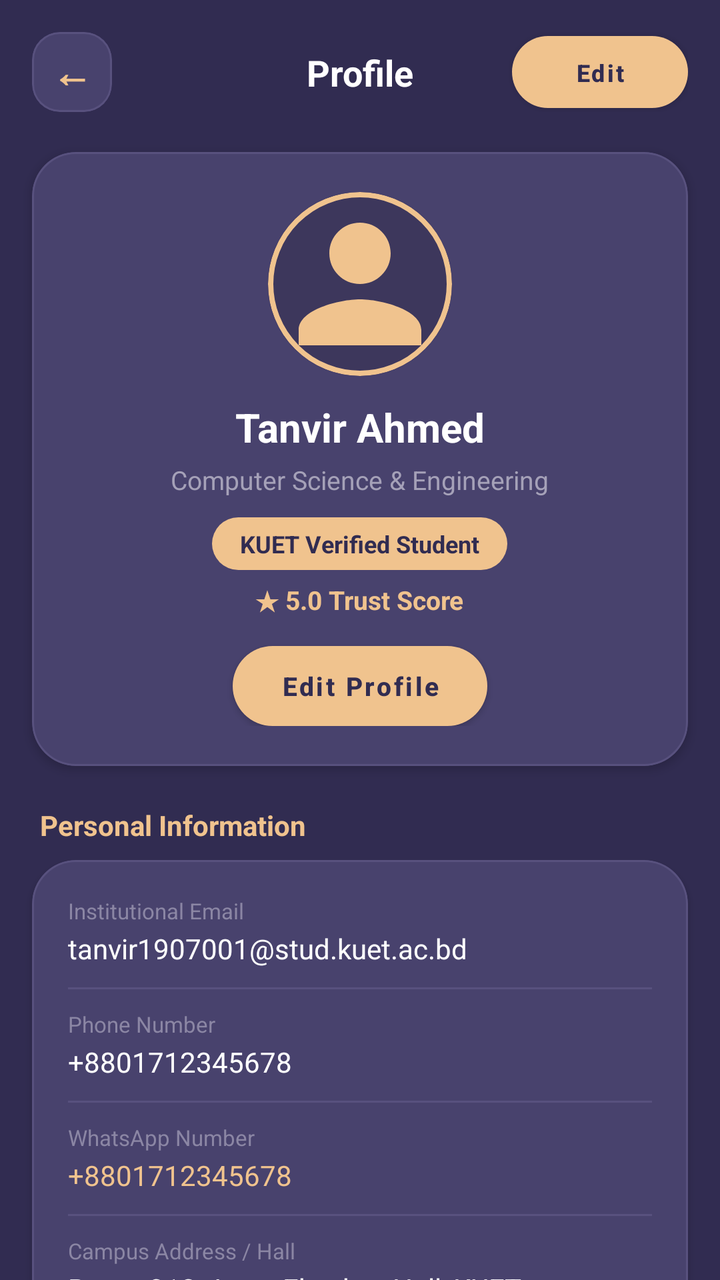
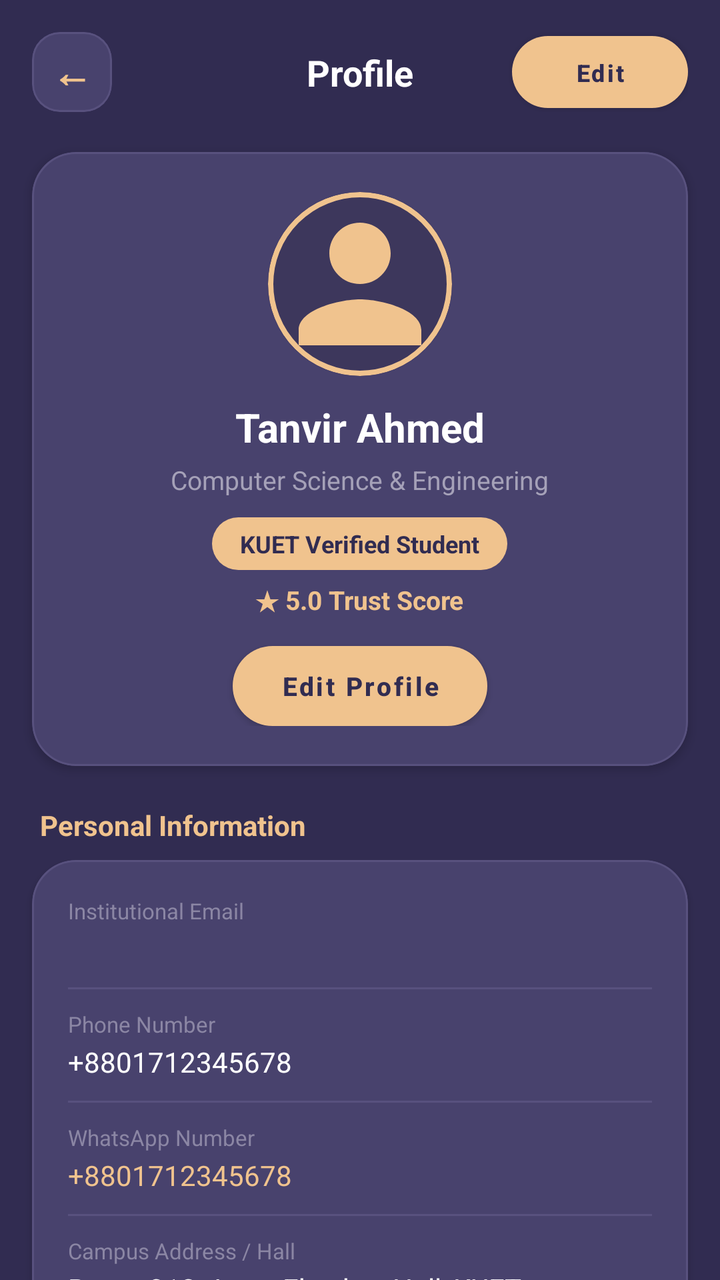

Two renders of the same Android screen: before a commit and after it. Below are the layout's source before the change and the commit's diff.
<!-- AndroidManifest.xml: application theme Theme.BorrowBox -->
<!-- res/layout/activity_profile.xml -->
<?xml version="1.0" encoding="utf-8"?>
<androidx.coordinatorlayout.widget.CoordinatorLayout
    xmlns:android="http://schemas.android.com/apk/res/android"
    xmlns:app="http://schemas.android.com/apk/res-auto"
    android:layout_width="match_parent"
    android:layout_height="match_parent"
    android:background="@color/screen_bg">

    <androidx.core.widget.NestedScrollView
        android:layout_width="match_parent"
        android:layout_height="match_parent"
        android:fillViewport="true">

        <LinearLayout
            android:layout_width="match_parent"
            android:layout_height="wrap_content"
            android:orientation="vertical"
            android:paddingBottom="40dp">

            
            <androidx.constraintlayout.widget.ConstraintLayout
                android:layout_width="match_parent"
                android:layout_height="wrap_content"
                android:paddingHorizontal="16dp"
                android:paddingTop="16dp"
                android:paddingBottom="12dp">

                
                <com.google.android.material.card.MaterialCardView
                    android:id="@+id/btnBack"
                    android:layout_width="40dp"
                    android:layout_height="40dp"
                    app:cardCornerRadius="14dp"
                    app:cardElevation="0dp"
                    app:strokeWidth="1dp"
                    app:strokeColor="@color/card_border"
                    app:cardBackgroundColor="@color/card_bg"
                    app:layout_constraintStart_toStartOf="parent"
                    app:layout_constraintTop_toTopOf="parent"
                    app:layout_constraintBottom_toBottomOf="parent">

                    <TextView
                        android:layout_width="wrap_content"
                        android:layout_height="wrap_content"
                        android:layout_gravity="center"
                        android:text="←"
                        android:textColor="@color/peach_accent"
                        android:textSize="20sp"
                        android:textStyle="bold" />
                </com.google.android.material.card.MaterialCardView>

                <TextView
                    android:layout_width="wrap_content"
                    android:layout_height="wrap_content"
                    android:text="Profile"
                    android:textColor="@color/light_text_primary"
                    android:textSize="18sp"
                    android:textStyle="bold"
                    app:layout_constraintStart_toStartOf="parent"
                    app:layout_constraintEnd_toEndOf="parent"
                    app:layout_constraintTop_toTopOf="parent"
                    app:layout_constraintBottom_toBottomOf="parent" />

                
                <com.google.android.material.button.MaterialButton
                    android:id="@+id/btnEditToolbar"
                    style="@style/Widget.BorrowBox.Button.Peach"
                    android:layout_width="wrap_content"
                    android:layout_height="36dp"
                    android:text="Edit"
                    android:textSize="12sp"
                    android:textStyle="bold"
                    android:textColor="@color/dark_text"
                    app:backgroundTint="@color/peach_accent"
                    app:cornerRadius="18dp"
                    android:paddingHorizontal="16dp"
                    android:insetTop="0dp"
                    android:insetBottom="0dp"
                    app:layout_constraintEnd_toEndOf="parent"
                    app:layout_constraintTop_toTopOf="parent"
                    app:layout_constraintBottom_toBottomOf="parent" />

            </androidx.constraintlayout.widget.ConstraintLayout>

            
            <ProgressBar
                android:id="@+id/progressBar"
                android:layout_width="wrap_content"
                android:layout_height="wrap_content"
                android:layout_gravity="center_horizontal"
                android:visibility="gone"
                android:indeterminateTint="@color/peach_accent" />

            
            <com.google.android.material.card.MaterialCardView
                android:id="@+id/cardProfileHeader"
                android:layout_width="match_parent"
                android:layout_height="wrap_content"
                android:layout_marginHorizontal="16dp"
                android:layout_marginTop="8dp"
                app:cardCornerRadius="22dp"
                app:cardElevation="3dp"
                app:strokeWidth="1dp"
                app:strokeColor="@color/card_border"
                app:cardBackgroundColor="@color/card_bg">

                <LinearLayout
                    android:layout_width="match_parent"
                    android:layout_height="wrap_content"
                    android:orientation="vertical"
                    android:gravity="center_horizontal"
                    android:padding="20dp">

                    
                    <com.google.android.material.card.MaterialCardView
                        android:id="@+id/avatarContainer"
                        android:layout_width="92dp"
                        android:layout_height="92dp"
                        app:cardCornerRadius="46dp"
                        app:cardElevation="2dp"
                        app:strokeWidth="2.5dp"
                        app:strokeColor="@color/peach_ring"
                        app:cardBackgroundColor="@color/input_bg_dark">

                        <ImageView
                            android:id="@+id/ivProfilePicture"
                            android:layout_width="match_parent"
                            android:layout_height="match_parent"
                            android:scaleType="centerCrop"
                            android:src="@drawable/ic_profile"
                            app:tint="@color/peach_accent" />
                    </com.google.android.material.card.MaterialCardView>

                    
                    <TextView
                        android:id="@+id/tvProfileName"
                        android:layout_width="wrap_content"
                        android:layout_height="wrap_content"
                        android:layout_marginTop="12dp"
                        android:text="Tanvir Ahmed"
                        android:textColor="@color/light_text_primary"
                        android:textSize="20sp"
                        android:textStyle="bold" />

                    
                    <TextView
                        android:id="@+id/tvProfileDept"
                        android:layout_width="wrap_content"
                        android:layout_height="wrap_content"
                        android:layout_marginTop="4dp"
                        android:text="Computer Science &amp; Engineering"
                        android:textColor="@color/light_text_secondary"
                        android:textSize="13sp" />

                    
                    <TextView
                        android:id="@+id/tvVerificationBadge"
                        android:layout_width="wrap_content"
                        android:layout_height="wrap_content"
                        android:layout_marginTop="10dp"
                        android:background="@drawable/bg_status_available"
                        android:text="KUET Verified Student"
                        android:textColor="@color/dark_text"
                        android:textSize="12sp"
                        android:textStyle="bold"
                        android:paddingHorizontal="14dp"
                        android:paddingVertical="5dp" />

                    
                    <TextView
                        android:id="@+id/tvTrustScore"
                        android:layout_width="wrap_content"
                        android:layout_height="wrap_content"
                        android:layout_marginTop="6dp"
                        android:text="★ 5.0 Trust Score"
                        android:textColor="@color/peach_accent"
                        android:textSize="13sp"
                        android:textStyle="bold" />

                    
                    <com.google.android.material.button.MaterialButton
                        android:id="@+id/btnEditProfileHeader"
                        style="@style/Widget.BorrowBox.Button.Peach"
                        android:layout_width="wrap_content"
                        android:layout_height="40dp"
                        android:layout_marginTop="14dp"
                        android:text="Edit Profile"
                        android:textSize="13sp"
                        android:textStyle="bold"
                        android:textColor="@color/dark_text"
                        app:backgroundTint="@color/peach_accent"
                        app:cornerRadius="20dp"
                        android:paddingHorizontal="24dp" />

                </LinearLayout>
            </com.google.android.material.card.MaterialCardView>

            
            <TextView
                android:layout_width="wrap_content"
                android:layout_height="wrap_content"
                android:layout_marginStart="20dp"
                android:layout_marginTop="20dp"
                android:layout_marginBottom="8dp"
                android:text="Personal Information"
                android:textColor="@color/peach_accent"
                android:textSize="14sp"
                android:textStyle="bold" />

            <com.google.android.material.card.MaterialCardView
                android:layout_width="match_parent"
                android:layout_height="wrap_content"
                android:layout_marginHorizontal="16dp"
                app:cardCornerRadius="22dp"
                app:cardElevation="2dp"
                app:strokeWidth="1dp"
                app:strokeColor="@color/card_border"
                app:cardBackgroundColor="@color/card_bg">

                <LinearLayout
                    android:layout_width="match_parent"
                    android:layout_height="wrap_content"
                    android:orientation="vertical"
                    android:padding="18dp">

                    
                    <TextView
                        android:layout_width="wrap_content"
                        android:layout_height="wrap_content"
                        android:text="Institutional Email"
                        android:textColor="@color/light_text_muted"
                        android:textSize="11sp" />
                    <TextView
                        android:id="@+id/tvEmail"
                        android:layout_width="wrap_content"
                        android:layout_height="wrap_content"
                        android:layout_marginTop="2dp"
                        android:text="tanvir1907001@stud.kuet.ac.bd"
                        android:textColor="@color/light_text_primary"
                        android:textSize="14sp" />

                    <View
                        android:layout_width="match_parent"
                        android:layout_height="1dp"
                        android:layout_marginVertical="10dp"
                        android:background="@color/divider_color" />

                    
                    <TextView
                        android:layout_width="wrap_content"
                        android:layout_height="wrap_content"
                        android:text="Phone Number"
                        android:textColor="@color/light_text_muted"
                        android:textSize="11sp" />
                    <TextView
                        android:id="@+id/tvPhone"
                        android:layout_width="wrap_content"
                        android:layout_height="wrap_content"
                        android:layout_marginTop="2dp"
                        android:text="+8801712345678"
                        android:textColor="@color/light_text_primary"
                        android:textSize="14sp" />

                    <View
                        android:layout_width="match_parent"
                        android:layout_height="1dp"
                        android:layout_marginVertical="10dp"
                        android:background="@color/divider_color" />

                    
                    <TextView
                        android:layout_width="wrap_content"
                        android:layout_height="wrap_content"
                        android:text="WhatsApp Number"
                        android:textColor="@color/light_text_muted"
                        android:textSize="11sp" />
                    <TextView
                        android:id="@+id/tvWhatsApp"
                        android:layout_width="wrap_content"
                        android:layout_height="wrap_content"
                        android:layout_marginTop="2dp"
                        android:text="+8801712345678"
                        android:textColor="@color/peach_accent"
                        android:textSize="14sp" />

                    <View
                        android:layout_width="match_parent"
                        android:layout_height="1dp"
                        android:layout_marginVertical="10dp"
                        android:background="@color/divider_color" />

                    
                    <TextView
                        android:layout_width="wrap_content"
                        android:layout_height="wrap_content"
                        android:text="Campus Address / Hall"
                        android:textColor="@color/light_text_muted"
                        android:textSize="11sp" />
                    <TextView
                        android:id="@+id/tvAddress"
                        android:layout_width="wrap_content"
                        android:layout_height="wrap_content"
                        android:layout_marginTop="2dp"
                        android:text="Room 312, Amar Ekushey Hall, KUET"
                        android:textColor="@color/light_text_primary"
                        android:textSize="14sp" />

                </LinearLayout>
            </com.google.android.material.card.MaterialCardView>

            
            <TextView
                android:layout_width="wrap_content"
                android:layout_height="wrap_content"
                android:layout_marginStart="20dp"
                android:layout_marginTop="20dp"
                android:layout_marginBottom="8dp"
                android:text="KUET Academic Information"
                android:textColor="@color/peach_accent"
                android:textSize="14sp"
                android:textStyle="bold" />

            <com.google.android.material.card.MaterialCardView
                android:layout_width="match_parent"
                android:layout_height="wrap_content"
                android:layout_marginHorizontal="16dp"
                app:cardCornerRadius="22dp"
                app:cardElevation="2dp"
                app:strokeWidth="1dp"
                app:strokeColor="@color/card_border"
                app:cardBackgroundColor="@color/card_bg">

                <LinearLayout
                    android:layout_width="match_parent"
                    android:layout_height="wrap_content"
                    android:orientation="vertical"
                    android:padding="18dp">

                    
                    <TextView
                        android:layout_width="wrap_content"
                        android:layout_height="wrap_content"
                        android:text="Student Roll Number (Locked when verified)"
                        android:textColor="@color/light_text_muted"
                        android:textSize="11sp" />
                    <TextView
                        android:id="@+id/tvRoll"
                        android:layout_width="wrap_content"
                        android:layout_height="wrap_content"
                        android:layout_marginTop="2dp"
                        android:text="1907001"
                        android:textColor="@color/light_text_primary"
                        android:textSize="15sp"
                        android:textStyle="bold" />

                    <View
                        android:layout_width="match_parent"
                        android:layout_height="1dp"
                        android:layout_marginVertical="10dp"
                        android:background="@color/divider_color" />

                    
                    <TextView
                        android:layout_width="wrap_content"
                        android:layout_height="wrap_content"
                        android:text="Class Representative (CR)"
                        android:textColor="@color/light_text_muted"
                        android:textSize="11sp" />
                    <TextView
                        android:id="@+id/tvCR"
                        android:layout_width="wrap_content"
                        android:layout_height="wrap_content"
                        android:layout_marginTop="2dp"
                        android:text="Md. Rakibul Islam"
                        android:textColor="@color/light_text_primary"
                        android:textSize="14sp" />

                </LinearLayout>
            </com.google.android.material.card.MaterialCardView>

            
            <LinearLayout
                android:layout_width="match_parent"
                android:layout_height="wrap_content"
                android:orientation="vertical"
                android:layout_marginTop="24dp"
                android:paddingHorizontal="16dp">

                
                <com.google.android.material.button.MaterialButton
                    android:id="@+id/btnStudentVerification"
                    style="@style/Widget.BorrowBox.Button.Peach"
                    android:layout_width="match_parent"
                    android:layout_height="48dp"
                    android:layout_marginBottom="10dp"
                    android:text="🎓  Student ID Verification"
                    android:textSize="14sp"
                    android:textStyle="bold"
                    android:textColor="@color/dark_text"
                    app:backgroundTint="@color/peach_accent" />

                
                <com.google.android.material.button.MaterialButton
                    android:id="@+id/btnAdminDashboard"
                    style="@style/Widget.BorrowBox.Button.Outlined"
                    android:layout_width="match_parent"
                    android:layout_height="48dp"
                    android:layout_marginBottom="10dp"
                    android:text="🛡️  Admin Dashboard"
                    android:textSize="14sp"
                    android:textStyle="bold"
                    android:visibility="gone" />

                
                <com.google.android.material.button.MaterialButton
                    android:id="@+id/btnMyRentals"
                    style="@style/Widget.BorrowBox.Button.Purple"
                    android:layout_width="match_parent"
                    android:layout_height="48dp"
                    android:text="📦  My Rentals &amp; Requests"
                    android:textSize="14sp"
                    android:textStyle="bold" />

                
                <com.google.android.material.button.MaterialButton
                    android:id="@+id/btnLogOut"
                    style="@style/Widget.BorrowBox.Button.Pink"
                    android:layout_width="match_parent"
                    android:layout_height="48dp"
                    android:layout_marginTop="10dp"
                    android:text="Log Out"
                    android:textSize="14sp"
                    android:textStyle="bold"
                    android:textColor="@color/dark_text"
                    app:backgroundTint="@color/pink_supporting" />

            </LinearLayout>

        </LinearLayout>
    </androidx.core.widget.NestedScrollView>

</androidx.coordinatorlayout.widget.CoordinatorLayout>
<!-- resources referenced by this layout -->
<resources>
  <color name="card_bg">#48426D</color>
  <color name="card_border">#58517E</color>
  <color name="dark_text">#312C51</color>
  <color name="divider_color">#58517E</color>
  <color name="input_bg_dark">#3D375C</color>
  <color name="light_text_muted">#8B86A4</color>
  <color name="light_text_primary">#FFFFFF</color>
  <color name="light_text_secondary">#A5A1B8</color>
  <color name="peach_accent">#F0C38E</color>
  <color name="peach_ring">#F0C38E</color>
  <color name="pink_supporting">#F1A9A9</color>
  <color name="screen_bg">#312C51</color>
  <!-- drawable bg_status_available (drawable) -->
  <shape xmlns:android="http://schemas.android.com/apk/res/android"
      android:shape="rectangle">
      <solid android:color="@color/peach_accent" />
      <corners android:radius="14dp" />
      <padding
          android:left="10dp"
          android:top="4dp"
          android:right="10dp"
          android:bottom="4dp" />
  </shape>
  <!-- drawable ic_profile (drawable) -->
  <vector xmlns:android="http://schemas.android.com/apk/res/android"
      android:width="24dp"
      android:height="24dp"
      android:viewportWidth="24"
      android:viewportHeight="24">
      <path
          android:fillColor="@color/secondary"
          android:pathData="M12,12c2.21,0 4,-1.79 4,-4s-1.79,-4 -4,-4 -4,1.79 -4,4 1.79,4 4,4zm0,2c-2.67,0 -8,1.34 -8,4v2h16v-2c0,-2.66 -5.33,-4 -8,-4z"/>
  </vector>
  <color name="secondary">#48426D</color>
  <style name="ShapeAppearance.BorrowBox.Pill" parent="">
          <item name="cornerSize">24dp</item>
          <item name="cornerFamily">rounded</item>
      </style>
  <style name="Widget.BorrowBox.CardView" parent="Widget.MaterialComponents.CardView">
          <item name="shapeAppearanceOverlay">@style/ShapeAppearance.BorrowBox.RoundedCard</item>
          <item name="cardBackgroundColor">@color/card_bg</item>
          <item name="cardElevation">3dp</item>
          <item name="strokeWidth">1dp</item>
          <item name="strokeColor">@color/card_border</item>
      </style>
  <style name="ShapeAppearance.BorrowBox.RoundedCard" parent="">
          <item name="cornerSize">22dp</item>
          <item name="cornerFamily">rounded</item>
      </style>
  <style name="Widget.BorrowBox.DialogButton.Positive" parent="Widget.MaterialComponents.Button.TextButton">
          <item name="android:textColor">@color/peach_accent</item>
          <item name="android:textStyle">bold</item>
      </style>
  <style name="Widget.BorrowBox.DialogButton.Negative" parent="Widget.MaterialComponents.Button.TextButton">
          <item name="android:textColor">@color/light_text_secondary</item>
      </style>
  <!-- unchanged entries left out for length: 6 -->
</resources>

<!-- the commit's change to res/layout/activity_profile.xml (unified diff, before → after) -->
@@ -235,7 +235,7 @@
                         android:layout_width="wrap_content"
                         android:layout_height="wrap_content"
                         android:layout_marginTop="2dp"
-                        android:text="tanvir1907001@stud.kuet.ac.bd"
+                        android:text=""
                         android:textColor="@color/light_text_primary"
                         android:textSize="14sp" />
 
@@ -304,6 +304,170 @@
                         android:text="Room 312, Amar Ekushey Hall, KUET"
                         android:textColor="@color/light_text_primary"
                         android:textSize="14sp" />
+
+                </LinearLayout>
+            </com.google.android.material.card.MaterialCardView>
+
+            
+            <TextView
+                android:id="@+id/tvOtpSectionHeader"
+                android:layout_width="wrap_content"
+                android:layout_height="wrap_content"
+                android:layout_marginStart="20dp"
+                android:layout_marginTop="20dp"
+                android:layout_marginBottom="8dp"
+                android:text="Email OTP Verification"
+                android:textColor="@color/peach_accent"
+                android:textSize="14sp"
+                android:textStyle="bold" />
+
+            <com.google.android.material.card.MaterialCardView
+                android:id="@+id/cardOtpSection"
+                android:layout_width="match_parent"
+                android:layout_height="wrap_content"
+                android:layout_marginHorizontal="16dp"
+                app:cardCornerRadius="22dp"
+                app:cardElevation="2dp"
+                app:strokeWidth="1dp"
+                app:strokeColor="@color/card_border"
+                app:cardBackgroundColor="@color/card_bg">
+
+                <LinearLayout
+                    android:layout_width="match_parent"
+                    android:layout_height="wrap_content"
+                    android:orientation="vertical"
+                    android:padding="18dp">
+
+                    <TextView
+                        android:id="@+id/tvOtpSectionTitle"
+                        android:layout_width="wrap_content"
+                        android:layout_height="wrap_content"
+                        android:text="Verify Institutional Email"
+                        android:textColor="@color/light_text_primary"
+                        android:textSize="15sp"
+                        android:textStyle="bold" />
+
+                    <TextView
+                        android:id="@+id/tvOtpSectionSubtitle"
+                        android:layout_width="match_parent"
+                        android:layout_height="wrap_content"
+                        android:layout_marginTop="4dp"
+                        android:text="Submit the 6-digit OTP sent to your email to activate your account."
+                        android:textColor="@color/light_text_secondary"
+                        android:textSize="12sp" />
+
+                    
+                    <LinearLayout
+                        android:id="@+id/layoutSendOtp"
+                        android:layout_width="match_parent"
+                        android:layout_height="wrap_content"
+                        android:orientation="horizontal"
+                        android:gravity="center_vertical"
+                        android:layout_marginTop="12dp">
+
+                        <TextView
+                            android:id="@+id/tvOtpEmailNotice"
+                            android:layout_width="0dp"
+                            android:layout_height="wrap_content"
+                            android:layout_weight="1"
+                            android:text="Need a verification code?"
+                            android:textColor="@color/light_text_muted"
+                            android:textSize="12sp" />
+
+                        <com.google.android.material.button.MaterialButton
+                            android:id="@+id/btnSendOtp"
+                            style="@style/Widget.BorrowBox.Button.Peach"
+                            android:layout_width="wrap_content"
+                            android:layout_height="36dp"
+                            android:text="Send OTP"
+                            android:textSize="12sp"
+                            android:textStyle="bold"
+                            android:textColor="@color/dark_text"
+                            app:backgroundTint="@color/peach_accent"
+                            app:cornerRadius="18dp"
+                            android:paddingHorizontal="16dp"
+                            android:insetTop="0dp"
+                            android:insetBottom="0dp" />
+                    </LinearLayout>
+
+                    
+                    <LinearLayout
+                        android:id="@+id/layoutOtpInput"
+                        android:layout_width="match_parent"
+                        android:layout_height="wrap_content"
+                        android:orientation="horizontal"
+                        android:gravity="center_vertical"
+                        android:layout_marginTop="12dp">
+
+                        <EditText
+                            android:id="@+id/etProfileOtp"
+                            android:layout_width="0dp"
+                            android:layout_height="46dp"
+                            android:layout_weight="1"
+                            android:layout_marginEnd="10dp"
+                            android:background="@drawable/bg_search_pill"
+                            android:backgroundTint="@color/input_bg_dark"
+                            android:hint="Enter 6-digit OTP"
+                            android:textColorHint="@color/light_text_muted"
+                            android:gravity="center"
+                            android:inputType="number"
+                            android:maxLength="6"
+                            android:paddingHorizontal="14dp"
+                            android:textColor="@color/peach_accent"
+                            android:textSize="15sp"
+                            android:textStyle="bold" />
+
+                        <com.google.android.material.button.MaterialButton
+                            android:id="@+id/btnVerifyProfileOtp"
+                            style="@style/Widget.BorrowBox.Button.Peach"
+                            android:layout_width="wrap_content"
+                            android:layout_height="46dp"
+                            android:text="Verify OTP"
+                            android:textSize="13sp"
+                            android:textStyle="bold"
+                            android:textColor="@color/dark_text"
+                            app:backgroundTint="@color/peach_accent"
+                            app:cornerRadius="23dp"
+                            android:paddingHorizontal="16dp"
+                            android:insetTop="0dp"
+                            android:insetBottom="0dp" />
+                    </LinearLayout>
+
+                    
+                    <TextView
+                        android:id="@+id/tvProfileOtpStatus"
+                        android:layout_width="match_parent"
+                        android:layout_height="wrap_content"
+                        android:layout_marginTop="8dp"
+                        android:textSize="12sp"
+                        android:visibility="gone" />
+
+                    
+                    <LinearLayout
+                        android:id="@+id/layoutOtpVerified"
+                        android:layout_width="match_parent"
+                        android:layout_height="wrap_content"
+                        android:orientation="horizontal"
+                        android:gravity="center_vertical"
+                        android:visibility="gone"
+                        android:layout_marginTop="6dp">
+
+                        <ImageView
+                            android:layout_width="20dp"
+                            android:layout_height="20dp"
+                            android:src="@drawable/ic_verified"
+                            app:tint="@color/peach_accent" />
+
+                        <TextView
+                            android:id="@+id/tvOtpVerifiedLabel"
+                            android:layout_width="wrap_content"
+                            android:layout_height="wrap_content"
+                            android:layout_marginStart="8dp"
+                            android:text="Institutional email verified ✓"
+                            android:textColor="@color/peach_accent"
+                            android:textSize="13sp"
+                            android:textStyle="bold" />
+                    </LinearLayout>
 
                 </LinearLayout>
             </com.google.android.material.card.MaterialCardView>
<!-- resource entries referenced after the edit -->
@@ -12,6 +12,14 @@
   <color name="peach_ring">#F0C38E</color>
   <color name="pink_supporting">#F1A9A9</color>
   <color name="screen_bg">#312C51</color>
+  <!-- drawable bg_search_pill (drawable) -->
+  <?xml version="1.0" encoding="utf-8"?>
+  <shape xmlns:android="http://schemas.android.com/apk/res/android"
+      android:shape="rectangle">
+      <solid android:color="#48426D" />
+      <corners android:radius="28dp" />
+      <stroke android:width="1dp" android:color="#58517E" />
+  </shape>
   <!-- drawable bg_status_available (drawable) -->
   <shape xmlns:android="http://schemas.android.com/apk/res/android"
       android:shape="rectangle">
@@ -32,6 +40,16 @@
       <path
           android:fillColor="@color/secondary"
           android:pathData="M12,12c2.21,0 4,-1.79 4,-4s-1.79,-4 -4,-4 -4,1.79 -4,4 1.79,4 4,4zm0,2c-2.67,0 -8,1.34 -8,4v2h16v-2c0,-2.66 -5.33,-4 -8,-4z"/>
+  </vector>
+  <!-- drawable ic_verified (drawable) -->
+  <vector xmlns:android="http://schemas.android.com/apk/res/android"
+      android:width="24dp"
+      android:height="24dp"
+      android:viewportWidth="24"
+      android:viewportHeight="24">
+      <path
+          android:fillColor="@color/peach_accent"
+          android:pathData="M12,1L3,5v6c0,5.55 3.84,10.74 9,12 5.16,-1.26 9,-6.45 9,-12V5l-9,-4zm-2,16l-4,-4 1.41,-1.41L10,14.17l6.59,-6.59L18,9l-8,8z"/>
   </vector>
   <color name="secondary">#48426D</color>
   <style name="ShapeAppearance.BorrowBox.Pill" parent="">
